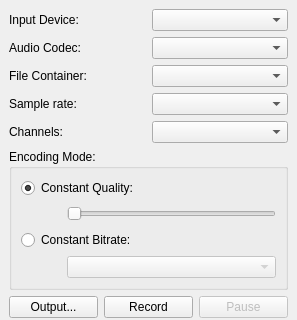
First picture: the form in qtmultimedia/examples/multimedia/audiorecorder/audiorecorder.ui, repository AOSC-Tracking/qt-6, before the edit; both pictures show x 0 to 297 and y 0 to 320 of the 297 by 476 pixel window.
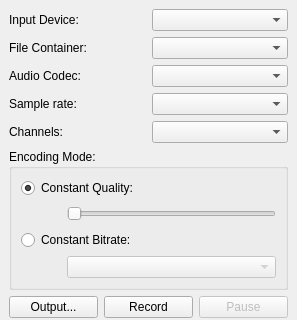
Second picture: the form after the edit.

```diff
--- a/qtmultimedia/examples/multimedia/audiorecorder/audiorecorder.ui
+++ b/qtmultimedia/examples/multimedia/audiorecorder/audiorecorder.ui
@@ -27,7 +27,7 @@
       <item row="0" column="1">
        <widget class="QComboBox" name="audioDeviceBox"/>
       </item>
-      <item row="1" column="0">
+      <item row="2" column="0">
        <widget class="QLabel" name="label_2">
         <property name="text">
          <string>Audio Codec:</string>
@@ -41,17 +41,17 @@
         </property>
        </widget>
       </item>
-      <item row="2" column="0">
+      <item row="1" column="0">
        <widget class="QLabel" name="label_3">
         <property name="text">
          <string>File Container:</string>
         </property>
        </widget>
       </item>
-      <item row="2" column="1">
-       <widget class="QComboBox" name="containerBox"/>
-      </item>
       <item row="1" column="1">
+       <widget class="QComboBox" name="containerBox"/>
+      </item>
+      <item row="2" column="1">
        <widget class="QComboBox" name="audioCodecBox"/>
       </item>
       <item row="4" column="0">
```
